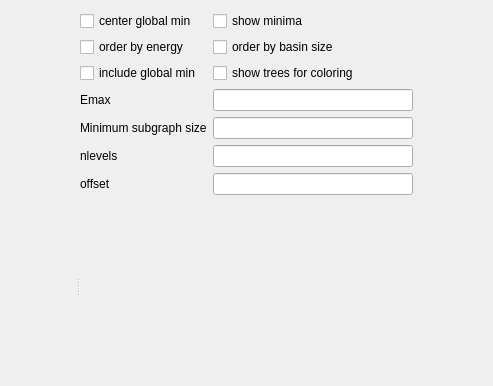
Qt form pele/gui/ui/dgraph_browser.ui (pele-python/pele) before a commit; both pictures show x 148 to 641 and y 0 to 386 of the 834 by 572 pixel window.
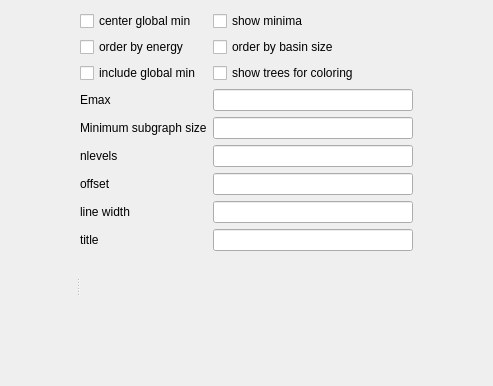
The same form after that commit. Custom widgets are drawn as their Qt base class.

Commit message: can now change line width and title in dgraph gui

Diff of the .ui file:
```diff
--- a/pele/gui/ui/dgraph_browser.ui
+++ b/pele/gui/ui/dgraph_browser.ui
@@ -168,6 +168,40 @@
            </property>
           </widget>
          </item>
+         <item row="7" column="0">
+          <widget class="QLabel" name="label_5">
+           <property name="text">
+            <string>line width</string>
+           </property>
+          </widget>
+         </item>
+         <item row="7" column="1">
+          <widget class="QLineEdit" name="lineEdit_linewidth">
+           <property name="maximumSize">
+            <size>
+             <width>200</width>
+             <height>16777215</height>
+            </size>
+           </property>
+          </widget>
+         </item>
+         <item row="8" column="1">
+          <widget class="QLineEdit" name="lineEdit_title">
+           <property name="maximumSize">
+            <size>
+             <width>200</width>
+             <height>16777215</height>
+            </size>
+           </property>
+          </widget>
+         </item>
+         <item row="8" column="0">
+          <widget class="QLabel" name="label_6">
+           <property name="text">
+            <string>title</string>
+           </property>
+          </widget>
+         </item>
         </layout>
        </item>
        <item>
```
The commit also changes 3 other files.
